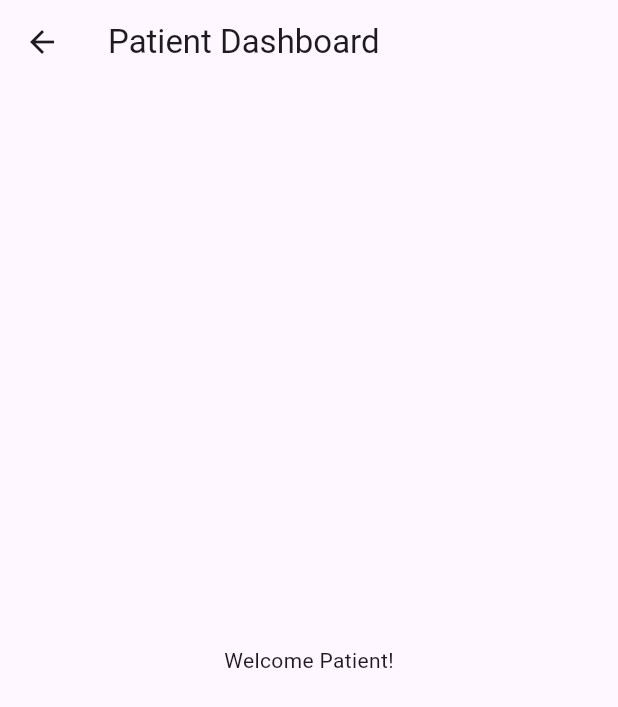
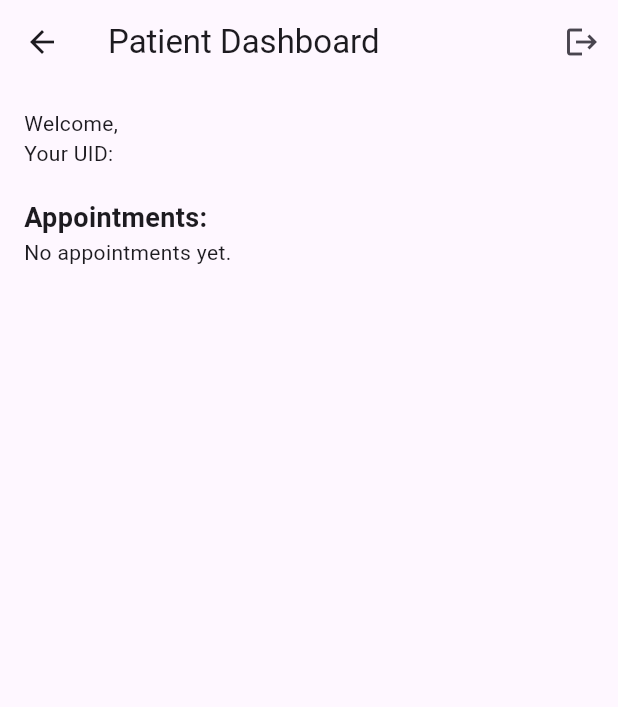
Before and after one commit to Aditi187/Hospital_management, a Flutter app: the PatientDashboard screen opened by its route, on a phone screen of 412 x 824 dp. Shown: the top 707 px of the screen. Run offline on Flutter 3.47's test engine with Material 3 defaults, Android fonts, the phone set to English and light mode, and no system bars; our stand-ins replace cloud_firestore, firebase_auth, firebase_core; accounts and stored records are empty.

Commit message:
Describe your changes here

```diff
--- a/lib/patient_dashboard.dart
+++ b/lib/patient_dashboard.dart
@@ -1,13 +1,85 @@
 import 'package:flutter/material.dart';
+import 'package:firebase_auth/firebase_auth.dart';
+import 'package:cloud_firestore/cloud_firestore.dart';
 
-class PatientDashboard extends StatelessWidget {
+class PatientDashboard extends StatefulWidget {
   const PatientDashboard({super.key});
+
+  @override
+  State<PatientDashboard> createState() => _PatientDashboardState();
+}
+
+class _PatientDashboardState extends State<PatientDashboard> {
+  final FirebaseAuth _auth = FirebaseAuth.instance;
+  final FirebaseFirestore _firestore = FirebaseFirestore.instance;
+  User? user;
+  List<Map<String, dynamic>> appointments = [];
+
+  @override
+  void initState() {
+    super.initState();
+    user = _auth.currentUser;
+    fetchAppointments();
+  }
+
+  Future<void> fetchAppointments() async {
+    if (user == null) return;
+    final snapshot = await _firestore
+        .collection('patients')
+        .doc(user!.uid)
+        .collection('appointments')
+        .get();
+
+    setState(() {
+      appointments = snapshot.docs
+          .map((doc) => {"id": doc.id, ...doc.data()})
+          .toList();
+    });
+  }
+
+  void logout() async {
+    await _auth.signOut();
+  }
 
   @override
   Widget build(BuildContext context) {
     return Scaffold(
-      appBar: AppBar(title: const Text("Patient Dashboard")),
-      body: const Center(child: Text("Welcome Patient!")),
+      appBar: AppBar(
+        title: const Text("Patient Dashboard"),
+        actions: [
+          IconButton(onPressed: logout, icon: const Icon(Icons.logout))
+        ],
+      ),
+      body: Padding(
+        padding: const EdgeInsets.all(16),
+        child: Column(
+          crossAxisAlignment: CrossAxisAlignment.start,
+          children: [
+            Text("Welcome, ${user?.displayName ?? user?.email}"),
+            Text("Your UID: ${user?.uid}"),
+            const SizedBox(height: 20),
+            const Text(
+              "Appointments:",
+              style: TextStyle(fontWeight: FontWeight.bold, fontSize: 18),
+            ),
+            appointments.isEmpty
+                ? const Text("No appointments yet.")
+                : Expanded(
+                    child: ListView.builder(
+                      itemCount: appointments.length,
+                      itemBuilder: (context, index) {
+                        final appt = appointments[index];
+                        return ListTile(
+                          title: Text("${appt['doctor']}"),
+                          subtitle: Text(
+                              "${appt['date']} at ${appt['time']} (${appt['status']})"),
+                        );
+                      },
+                    ),
+                  ),
+          ],
+        ),
+      ),
     );
   }
 }
```
Also changed, not shown: lib/login_page.dart (+39 -20 lines), lib/signup_page.dart (+57 -20 lines).
